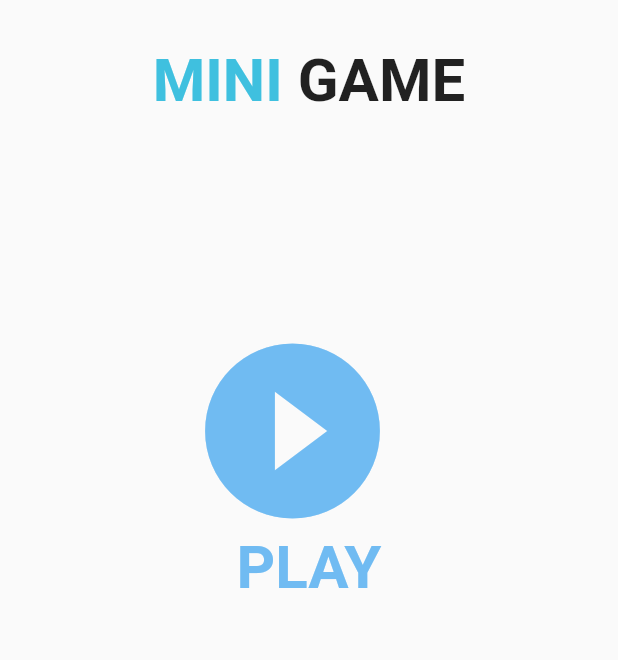
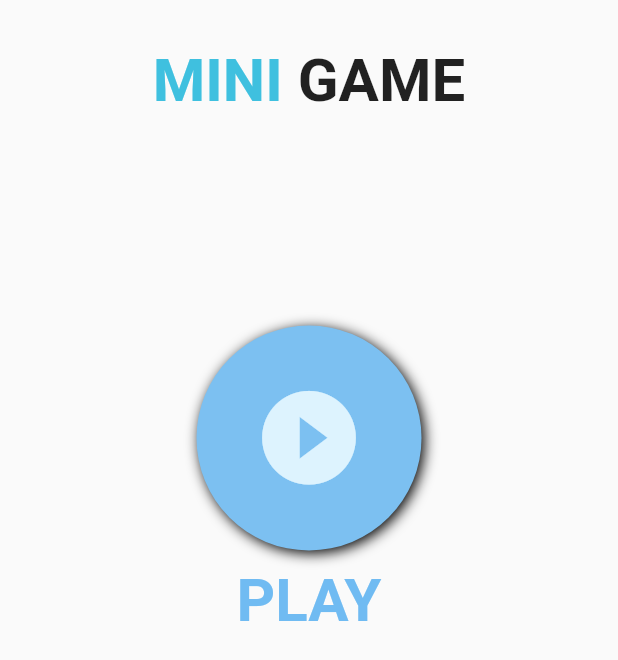
Before and after one commit to boraprae/ONEN-DICTIONARY, a Flutter app: the Paly screen opened directly, on a phone screen of 412 x 824 dp. Shown: the top 660 px of the screen. Run offline on Flutter 3.47's test engine with Material 2 defaults, Android fonts, the phone set to English and light mode, and no system bars.

Commit message:
build new button play

```diff
--- a/onen/lib/Minigame.dart
+++ b/onen/lib/Minigame.dart
@@ -56,21 +56,37 @@ class _PalyState extends State<Paly> {
                 height: 140.0,
               ),
               Row(
+                mainAxisAlignment: MainAxisAlignment.center,
                 children: [
-                  Padding(
-                    padding: const EdgeInsets.only(left: 115.0),
-                    child: IconButton(
-                      padding: const EdgeInsets.all(0.0),
-                      color: const Color(0xFF70BBF2),
-                      icon: const Icon(Icons.play_circle_fill_outlined,
-                          size: 140.0),
-                      onPressed: (){}
+                  GestureDetector(
+                      child: Container(
+                    child: FittedBox(
+                      child: IconButton(
+                        onPressed: () {
+                          //! Button play
+                          // print('1');
+                        },
+                        icon: const Icon(Icons.play_circle_fill_outlined),
+                        color: const Color(0xFFDDF3FE),
+                      ),
                     ),
-                  ),
+                    height: 150,
+                    width: 150,
+                    decoration: BoxDecoration(
+                      boxShadow: const [
+                        BoxShadow(
+                            color: Color(0xFF000000),
+                            blurRadius: 7,
+                            offset: Offset(2, 2,)),
+                      ],
+                      color: const Color(0xFF7CC0F1),
+                      borderRadius: BorderRadius.circular(180),
+                    ),
+                  ))
                 ],
               ),
               const SizedBox(
-                height: 90.0,
+                height: 10.0,
               ),
               Row(
                 mainAxisAlignment: MainAxisAlignment.center,
```
